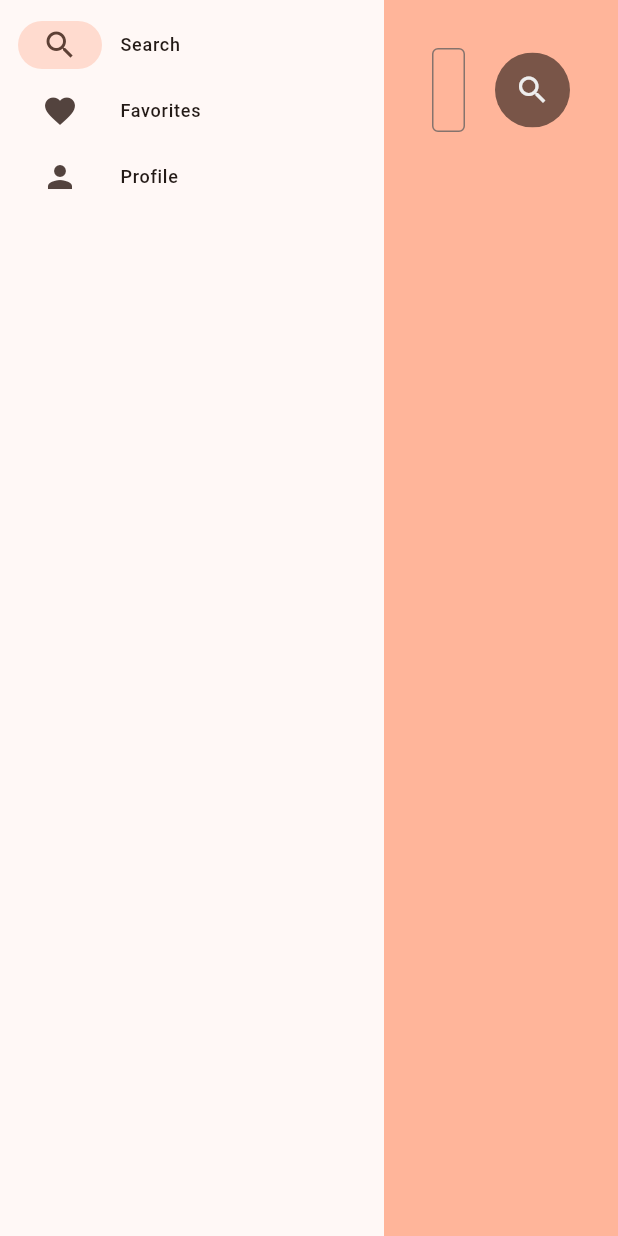
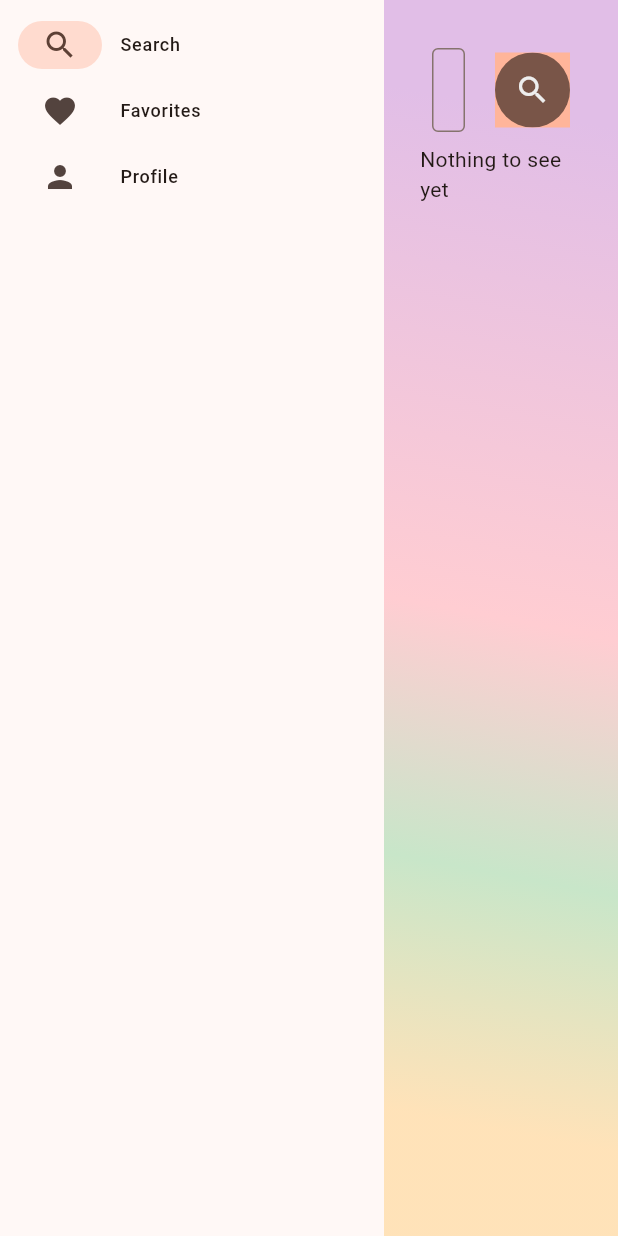
Before and after one commit to tassiomr/music-player-flutter, a Flutter app: the screen it shows after launch, on a phone screen of 412 x 824 dp. Run offline on Flutter 3.47's test engine with Material 2 defaults, Android fonts, the phone set to English and light mode, and no system bars.

Commit message:
finished search view

```diff
--- a/lib/views/seach_view.dart
+++ b/lib/views/seach_view.dart
@@ -30,7 +30,7 @@ class _SearchViewState extends State<SearchView> {
         isLoading = false;
         musics = result;
       });
-    } catch (_, e) {
+    } catch (_) {
       setState(() {
         isLoading = false;
       });
@@ -41,7 +41,6 @@ class _SearchViewState extends State<SearchView> {
   void initState() {
     // TODO: implement initState
     super.initState();
-    getMusic("Katy Perry");
   }
 
   @override
@@ -51,9 +50,7 @@ class _SearchViewState extends State<SearchView> {
     if (musics.isEmpty) {
       child = const Text('Nothing to see yet');
     } else {
-      child = ListView(
-        children: [for (var music in musics) MusicItem(music: music)],
-      );
+      child = const SizedBox();
     }
 
     if (isLoading) {
@@ -61,7 +58,22 @@ class _SearchViewState extends State<SearchView> {
     }
 
     return Container(
-      color: Theme.of(context).colorScheme.inversePrimary,
+      decoration: BoxDecoration(
+          gradient: LinearGradient(
+              begin: Alignment.topRight,
+              end: Alignment.bottomLeft,
+              stops: const [
+                0.1,
+                0.5,
+                0.7,
+                0.9
+              ],
+              colors: [
+                Colors.purple.shade100,
+                Colors.red.shade100,
+                Colors.green.shade100,
+                Colors.orange.shade100.withOpacity(0.9),
+              ])),
       child: Padding(
         padding: const EdgeInsets.all(24.0),
         child: ListView(
@@ -70,7 +82,9 @@ class _SearchViewState extends State<SearchView> {
               child: Column(
                 children: [
                   SearchingComponent(getMusic: getMusic,),
-                  for (var music in musics) MusicItem(music: music)
+                  child,
+                  for (var music in musics)
+                    MusicItem(music: music)
                 ],
               ),
             )
```
